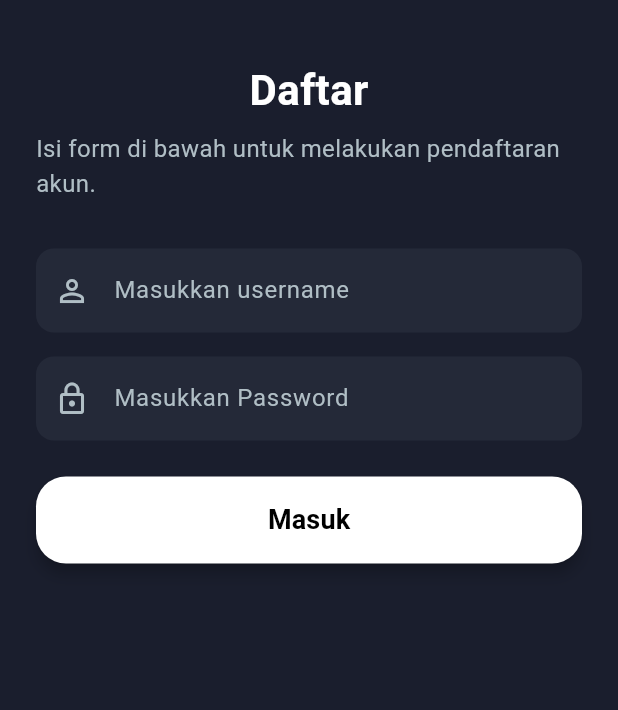
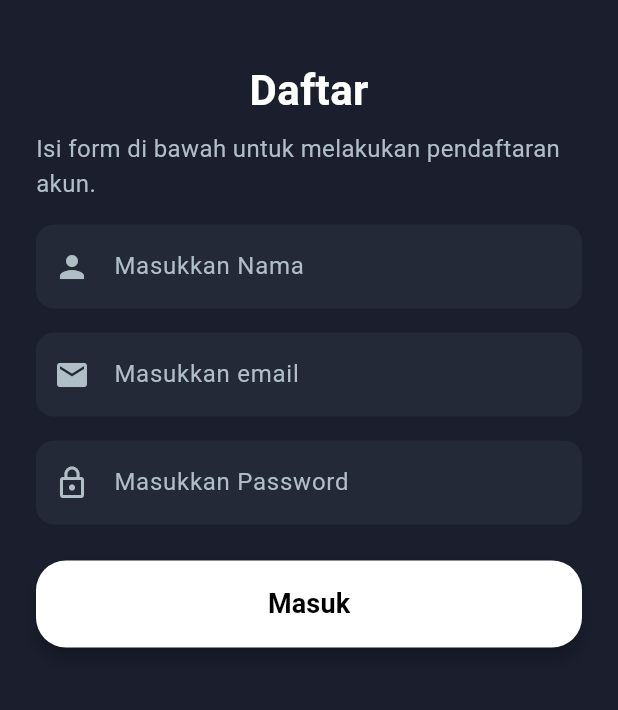
Before and after one commit to zx12zx13/trulla, a Flutter app: the SignUpPage screen opened directly, on a phone screen of 412 x 824 dp, the part 260-970 px from its top. Run offline on Flutter 3.47's test engine with Material 3 defaults, Android fonts, the phone set to English and light mode, and no system bars; our stand-ins replace circle_nav_bar.

Commit message:
revisi login dan register

```diff
--- a/lib/pages/login_page.dart
+++ b/lib/pages/login_page.dart
@@ -74,8 +74,8 @@ class LoginPage extends StatelessWidget {
                 ),
                 const SizedBox(height: 32),
                 _buildTextField(
-                  icon: Icons.person_outline,
-                  hint: 'Masukkan username',
+                  icon: Icons.email,
+                  hint: 'Masukkan email',
                 ),
                 const SizedBox(height: 16),
                 _buildTextField(
--- a/lib/pages/register.dart
+++ b/lib/pages/register.dart
@@ -71,10 +71,15 @@ class SignUpPage extends StatelessWidget {
                     ],
                   ),
                 ),
-                const SizedBox(height: 32),
+                 const SizedBox(height: 16),
                 _buildTextField(
-                  icon: Icons.person_outline,
-                  hint: 'Masukkan username',
+                  icon: Icons.person,
+                  hint: 'Masukkan Nama',
+                ),
+                const SizedBox(height: 16),
+                _buildTextField(
+                  icon: Icons.email,
+                  hint: 'Masukkan email',
                 ),
                 const SizedBox(height: 16),
                 _buildTextField(
```
